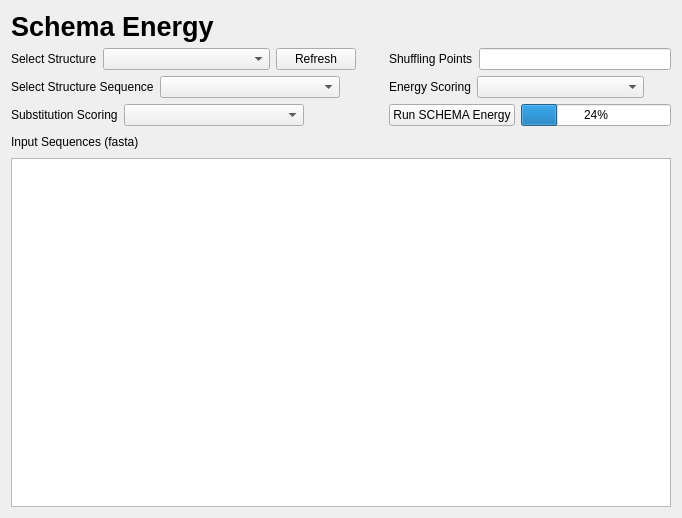
The window that cbr/schema/visual/SchemaEnergyRunner.ui (TUM-CBR/pymol-plugins) describes before a commit, drawn with Qt 5.
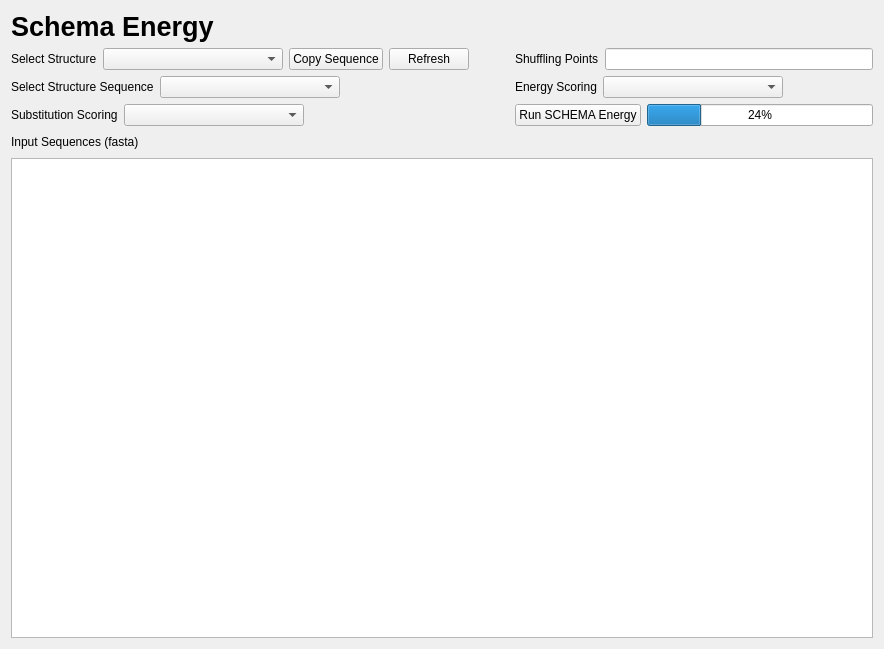
The same window after the commit.

What changed in the file:
```diff
--- a/cbr/schema/visual/SchemaEnergyRunner.ui
+++ b/cbr/schema/visual/SchemaEnergyRunner.ui
@@ -6,8 +6,8 @@
    <rect>
     <x>0</x>
     <y>0</y>
-    <width>682</width>
-    <height>518</height>
+    <width>884</width>
+    <height>649</height>
    </rect>
   </property>
   <property name="windowTitle">
@@ -70,6 +70,13 @@
          </property>
         </widget>
        </item>
+       <item>
+        <widget class="QPushButton" name="copySequenceButton">
+         <property name="text">
+          <string>Copy Sequence</string>
+         </property>
+        </widget>
+       </item>
        <item>
         <widget class="QPushButton" name="refreshStructuresButton">
          <property name="text">
```
